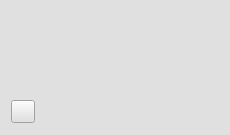
Above: client/storebookwidget.ui from mozali1386-alt/Ketab_e_Man before the change. Below: the same form after it.
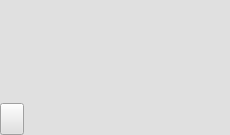
That is the form after the change. Icons and pictures are not drawn.

Patch:
```diff
--- a/client/storebookwidget.ui
+++ b/client/storebookwidget.ui
@@ -32,6 +32,18 @@
    <property name="spacing">
     <number>0</number>
    </property>
+   <property name="leftMargin">
+    <number>0</number>
+   </property>
+   <property name="topMargin">
+    <number>0</number>
+   </property>
+   <property name="rightMargin">
+    <number>0</number>
+   </property>
+   <property name="bottomMargin">
+    <number>0</number>
+   </property>
    <item>
     <layout class="QVBoxLayout" name="verticalLayout_2">
      <item>
@@ -97,6 +109,12 @@
       <layout class="QHBoxLayout" name="horizontalLayout_2">
        <item>
         <widget class="QToolButton" name="toolButton">
+         <property name="sizePolicy">
+          <sizepolicy hsizetype="Preferred" vsizetype="Preferred">
+           <horstretch>0</horstretch>
+           <verstretch>0</verstretch>
+          </sizepolicy>
+         </property>
          <property name="styleSheet">
           <string notr="true">border-image: url(:/images/icons8-star-48 (1).png);</string>
          </property>
@@ -132,10 +150,16 @@
      </property>
      <property name="minimumSize">
       <size>
-       <width>70</width>
+       <width>90</width>
        <height>0</height>
       </size>
      </property>
+     <property name="maximumSize">
+      <size>
+       <width>90</width>
+       <height>16777215</height>
+      </size>
+     </property>
      <property name="styleSheet">
       <string notr="true"/>
      </property>
```
